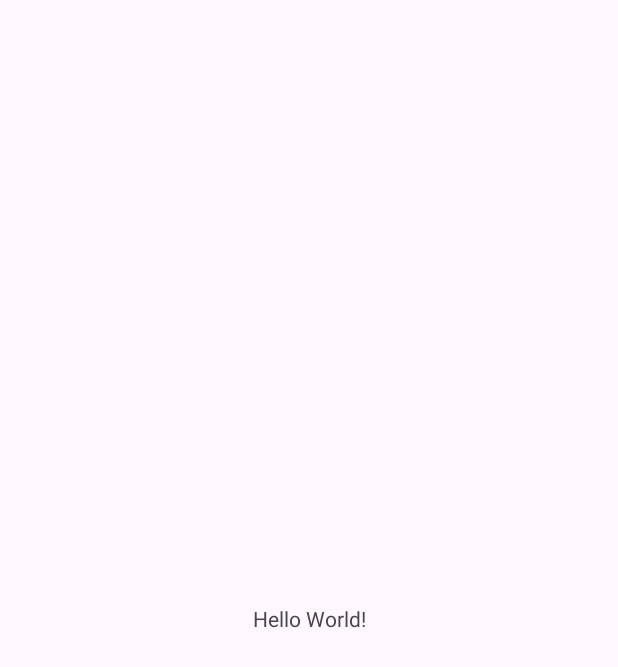
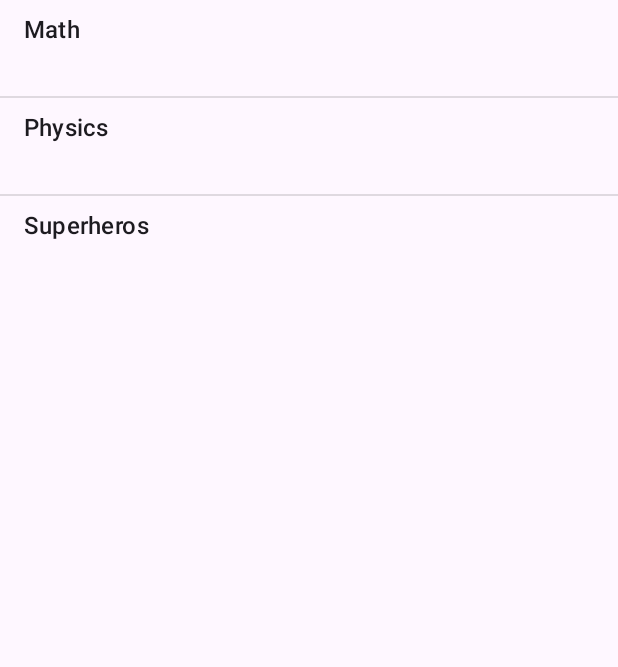
Before and after one commit to phariha/QuizDroid, an Android app: the screen it shows after launch (MainActivity), on a phone screen of 412 x 824 dp. Before the commit the part shown is almost empty. Shown: the top 667 px of the screen. Run offline under Robolectric (Android 15) with nearby library versions, the phone set to English and light mode, and no system bars.

```diff
--- a/app/build.gradle.kts
+++ b/app/build.gradle.kts
@@ -5,7 +5,7 @@ plugins {
 
 android {
     namespace = "edu.uw.ischool.phariha.quizdroid"
-    compileSdk = 33
+    compileSdk = 34
 
     defaultConfig {
         applicationId = "edu.uw.ischool.phariha.quizdroid"
@@ -33,6 +33,7 @@ android {
     kotlinOptions {
         jvmTarget = "1.8"
     }
+    buildToolsVersion = "34.0.0"
 }
 
 dependencies {
--- a/app/src/main/java/edu/uw/ischool/phariha/quizdroid/MainActivity.kt
+++ b/app/src/main/java/edu/uw/ischool/phariha/quizdroid/MainActivity.kt
@@ -1,11 +1,34 @@
 package edu.uw.ischool.phariha.quizdroid
 
+import android.content.Intent
+import android.os.Bundle
+import android.widget.AdapterView
+import android.widget.ArrayAdapter
+import android.widget.ListView
 import androidx.appcompat.app.AppCompatActivity
-import android.os.Bundle
 
 class MainActivity : AppCompatActivity() {
+    private lateinit var listView : ListView
+
     override fun onCreate(savedInstanceState: Bundle?) {
         super.onCreate(savedInstanceState)
         setContentView(R.layout.activity_main)
+
+        var topics = ArrayList<String>()
+
+        topics.add("Math")
+        topics.add("Physics")
+        topics.add("Superheros")
+
+        listView = findViewById(R.id.listview)
+        val adapter: ArrayAdapter<String> = ArrayAdapter<String>(this, android.R.layout.simple_list_item_2, android.R.id.text1, topics)
+        listView.adapter = adapter
+
+        listView.onItemClickListener = AdapterView.OnItemClickListener { _, _, position, _ ->
+            val selected = topics[position]
+            val intent = Intent(this@MainActivity, TopicOverview::class.java)
+            intent.putExtra("selected", selected)
+            startActivity(intent)
+        }
     }
 }
--- a/app/src/main/res/layout/activity_main.xml
+++ b/app/src/main/res/layout/activity_main.xml
@@ -6,13 +6,14 @@
     android:layout_height="match_parent"
     tools:context=".MainActivity">
 
-    <TextView
-        android:layout_width="wrap_content"
+    <ListView
+        android:id="@+id/listview"
+        android:layout_width="match_parent"
         android:layout_height="wrap_content"
-        android:text="Hello World!"
-        app:layout_constraintBottom_toBottomOf="parent"
-        app:layout_constraintEnd_toEndOf="parent"
-        app:layout_constraintStart_toStartOf="parent"
-        app:layout_constraintTop_toTopOf="parent" />
+        tools:layout_editor_absoluteX="1dp"
+        tools:layout_editor_absoluteY="1dp"
+        tools:ignore="MissingConstraints">
+
+    </ListView>
 
 </androidx.constraintlayout.widget.ConstraintLayout>
```
Also changed, not shown: app/src/main/java/edu/uw/ischool/phariha/quizdroid/TopicOverview.kt (+12 -5 lines), app/src/main/res/layout/activity_topic_overview.xml (+13 -2 lines).
